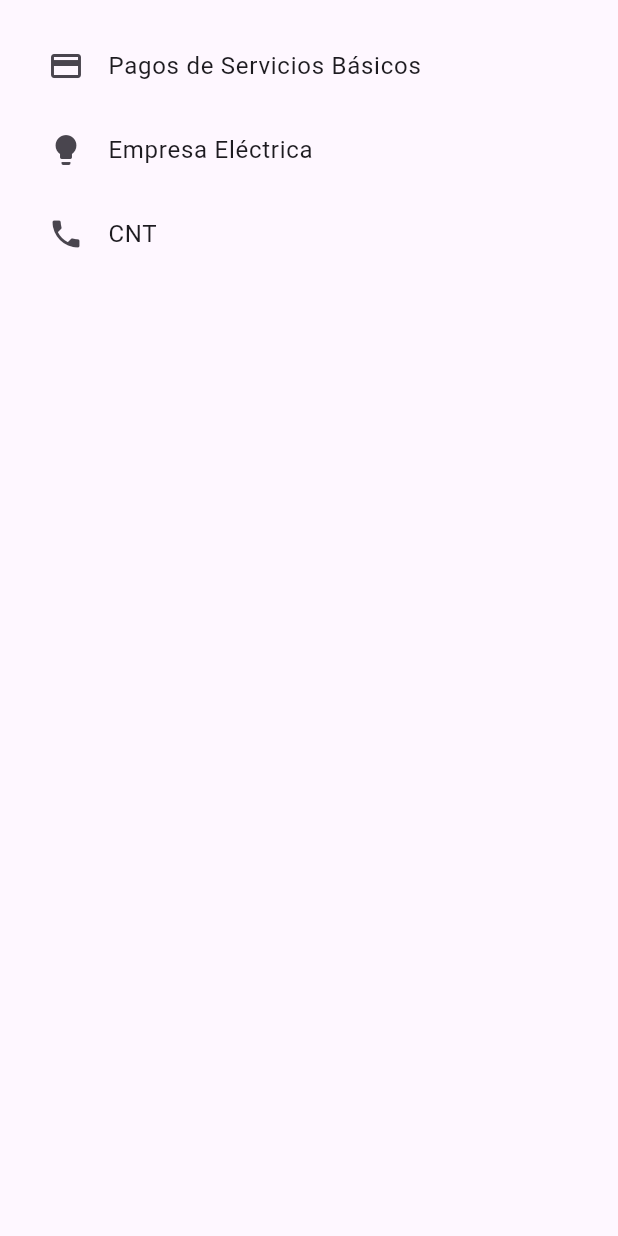
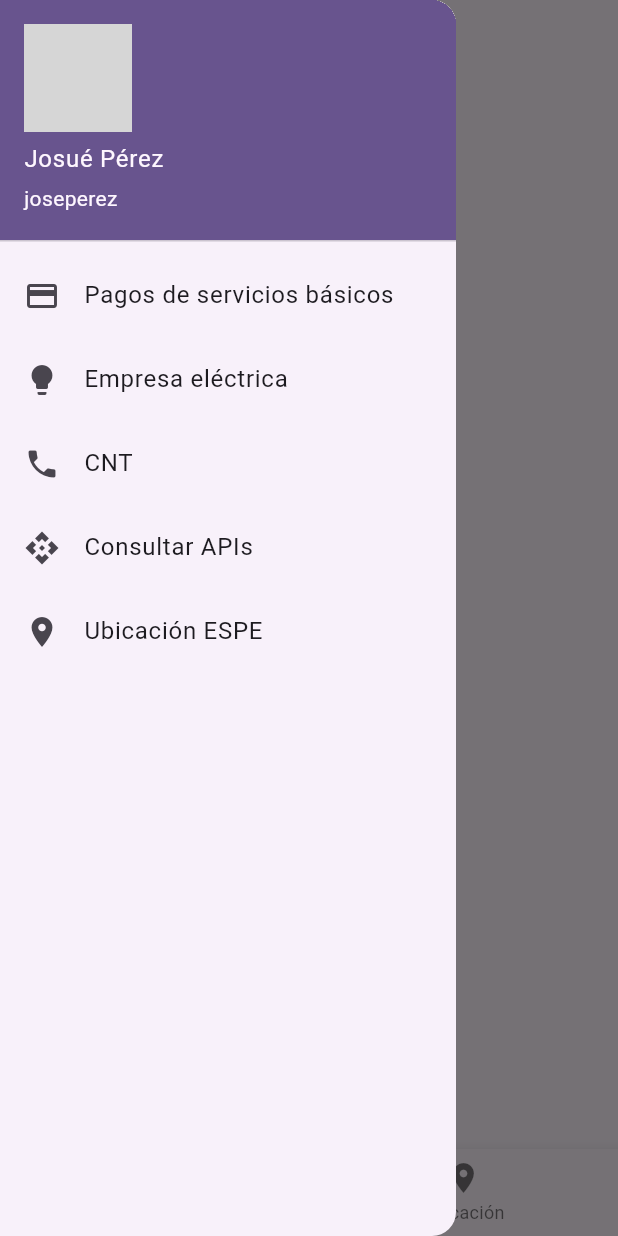
Before and after one commit to leodlc/g1-apps-moviles, a Flutter app: the HomeScreen screen opened directly, with the side drawer open (before the commit the screen has no drawer), on a phone screen of 412 x 824 dp. Run offline on Flutter 3.47's test engine with Material 3 defaults, Android fonts, the phone set to English and light mode, and no system bars; our stand-ins replace animate_do, dio, flutter_dotenv, flutter_secure_storage, font_awesome_flutter, google_maps_flutter and 1 more; missing offline and left inert: translator; accounts and stored records are empty; grey boxes are pictures that could not be loaded.

Commit message:
Second Version, Links and ubi aren't working yet

```diff
--- a/segundo_parcial/menu_conceptual/lib/controller/menu_controller.dart
+++ b/segundo_parcial/menu_conceptual/lib/controller/menu_controller.dart
@@ -1,11 +1,49 @@
-import 'package:menu_conceptual/model/menu_option_model.dart';
+import 'package:flutter/material.dart';
+import '../model/menu_option_model.dart';
+import '../view/main_screen.dart';
+import '../view/map_screen.dart';
 
-class MenuController {
-  List<MenuOption> getMenuOptions() {
+class AppMenuController {
+  List<MenuOption> getMenuOptions(BuildContext context) {
     return [
-      MenuOption(title: 'Pagos', icon: 'Icons.payment', onTap: () {}),
-      MenuOption(title: 'Empresa Eléctrica', icon: 'Icons.lightbulb', onTap: () {}),
-      MenuOption(title: 'CNT', icon: 'Icons.phone', onTap: () {}),
+      MenuOption(
+        title: 'Pagos de servicios básicos',
+        icon: Icons.payment,
+        onTap: () {
+          // Lógica para pagos de servicios básicos
+        },
+      ),
+      MenuOption(
+        title: 'Empresa eléctrica',
+        icon: Icons.lightbulb,
+        onTap: () {
+          // Lógica para empresa eléctrica
+        },
+      ),
+      MenuOption(
+        title: 'CNT',
+        icon: Icons.phone,
+        onTap: () {
+          // Lógica para CNT
+        },
+      ),
+      MenuOption(
+        title: 'Consultar APIs',
+        icon: Icons.api,
+        onTap: () {
+          // Lógica para consumir APIs y mostrar en otra pantalla
+        },
+      ),
+      MenuOption(
+        title: 'Ubicación ESPE',
+        icon: Icons.location_on,
+        onTap: () {
+          Navigator.push(
+            context,
+            MaterialPageRoute(builder: (context) => MapScreen()),
+          );
+        },
+      ),
     ];
   }
 }
--- a/segundo_parcial/menu_conceptual/lib/controller/user_controller.dart
+++ b/segundo_parcial/menu_conceptual/lib/controller/user_controller.dart
@@ -1,11 +1,11 @@
-import 'package:menu_conceptual/model/user_model.dart';
+import '../model/user_model.dart';
 
 class UserController {
-  User getUser() {
+  User getUserData() {
     return User(
-      name: 'Josué',
-      username: '@josue123',
-      photoUrl: 'assets/user.jpg',
+      name: 'Josué Pérez',
+      username: 'joseperez',
+      profileImage: 'assets/images/profile.jpg', // Puedes cambiar la ruta de la imagen
     );
   }
 }
--- a/segundo_parcial/menu_conceptual/lib/model/user_model.dart
+++ b/segundo_parcial/menu_conceptual/lib/model/user_model.dart
@@ -1,7 +1,11 @@
 class User {
   final String name;
   final String username;
-  final String photoUrl;
+  final String profileImage;
 
-  User({required this.name, required this.username, required this.photoUrl});
+  User({
+    required this.name,
+    required this.username,
+    required this.profileImage,
+  });
 }
--- a/segundo_parcial/menu_conceptual/lib/view/home_screen.dart
+++ b/segundo_parcial/menu_conceptual/lib/view/home_screen.dart
@@ -1,27 +1,64 @@
 import 'package:flutter/material.dart';
+import '../controller/menu_controller.dart';
+import '../controller/user_controller.dart';
+import '../model/menu_option_model.dart';
+import '../view/map_screen.dart';
 
 class HomeScreen extends StatelessWidget {
+  final UserController userController = UserController();
+  final AppMenuController appMenuController = AppMenuController(); // USO DEL MENU CONTROLLER CORRECTO
+
   @override
   Widget build(BuildContext context) {
-    return ListView(
-      padding: EdgeInsets.all(16.0),
-      children: [
-        ListTile(
-          leading: Icon(Icons.payment),
-          title: Text('Pagos de Servicios Básicos'),
-          onTap: () {},
+    final user = userController.getUserData();
+    final menuOptions = appMenuController.getMenuOptions(context); // Pasamos el context aquí
+
+    return Scaffold(
+      appBar: AppBar(title: Text("Bienvenido a la app")),
+      drawer: Drawer(
+        child: ListView(
+          children: [
+            UserAccountsDrawerHeader(
+              accountName: Text(user.name),
+              accountEmail: Text(user.username),
+              currentAccountPicture: CircleAvatar(
+                backgroundImage: AssetImage(user.profileImage),
+              ),
+            ),
+            ...menuOptions.map((option) {
+              return ListTile(
+                leading: Icon(option.icon),
+                title: Text(option.title),
+                onTap: () {
+                  option.onTap();
+                  Navigator.pop(context); // Cerrar el menú lateral
+                },
+              );
+            }).toList(),
+          ],
         ),
-        ListTile(
-          leading: Icon(Icons.lightbulb),
-          title: Text('Empresa Eléctrica'),
-          onTap: () {},
-        ),
-        ListTile(
-          leading: Icon(Icons.phone),
-          title: Text('CNT'),
-          onTap: () {},
-        ),
-      ],
+      ),
+      body: Center(child: Text("Pantalla principal")),
+      bottomNavigationBar: BottomNavigationBar(
+        items: [
+          BottomNavigationBarItem(
+            icon: Icon(Icons.home),
+            label: 'Inicio',
+          ),
+          BottomNavigationBarItem(
+            icon: Icon(Icons.location_on),
+            label: 'Ubicación',
+          ),
+        ],
+        onTap: (index) {
+          if (index == 1) {
+            Navigator.push(
+              context,
+              MaterialPageRoute(builder: (context) => MapScreen()), // NAVEGACIÓN CORRECTA A MAPSCREEN
+            );
+          }
+        },
+      ),
     );
   }
 }
--- a/segundo_parcial/menu_conceptual/pubspec.yaml
+++ b/segundo_parcial/menu_conceptual/pubspec.yaml
@@ -30,6 +30,7 @@
 dependencies:
   flutter:
     sdk: flutter
+  google_maps_flutter: ^2.2.2
 
   # The following adds the Cupertino Icons font to your application.
   # Use with the CupertinoIcons class for iOS style icons.
```
Also changed, not shown: segundo_parcial/menu_conceptual/lib/model/menu_option_model.dart (+8 -2 lines), segundo_parcial/menu_conceptual/lib/view/main_screen.dart (+3 -48 lines), segundo_parcial/menu_conceptual/lib/view/map_screen.dart (+28 -11 lines), segundo_parcial/menu_conceptual/pubspec.lock.
